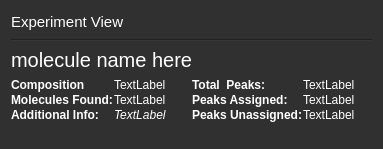
Before: the Qt Designer form app/dialogs/frames/experiment_view/experiment_info_widget.ui in jnicoleoliveira/SPECData, drawn with Qt 5.
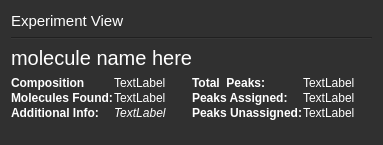
After: the same form once the commit is applied.

Commit message: -- new new toolbar, mad dock widget toolbox -- moved around GUI -- had to fix experiment.py to look for artifacts ( this will deprecate after adding the choose artifact)

What changed in the file:
```diff
--- a/app/dialogs/frames/experiment_view/experiment_info_widget.ui
+++ b/app/dialogs/frames/experiment_view/experiment_info_widget.ui
@@ -7,11 +7,11 @@
     <x>0</x>
     <y>0</y>
     <width>383</width>
-    <height>149</height>
+    <height>145</height>
    </rect>
   </property>
   <property name="sizePolicy">
-   <sizepolicy hsizetype="Fixed" vsizetype="Fixed">
+   <sizepolicy hsizetype="Minimum" vsizetype="Minimum">
     <horstretch>0</horstretch>
     <verstretch>0</verstretch>
    </sizepolicy>
@@ -22,6 +22,12 @@
     <height>5</height>
    </size>
   </property>
+  <property name="maximumSize">
+   <size>
+    <width>383</width>
+    <height>167</height>
+   </size>
+  </property>
   <property name="windowTitle">
    <string>Form</string>
   </property>
```
Left out of the diff: 76 changed lines with no effect on the pictures. The commit also changes 8 other files.
